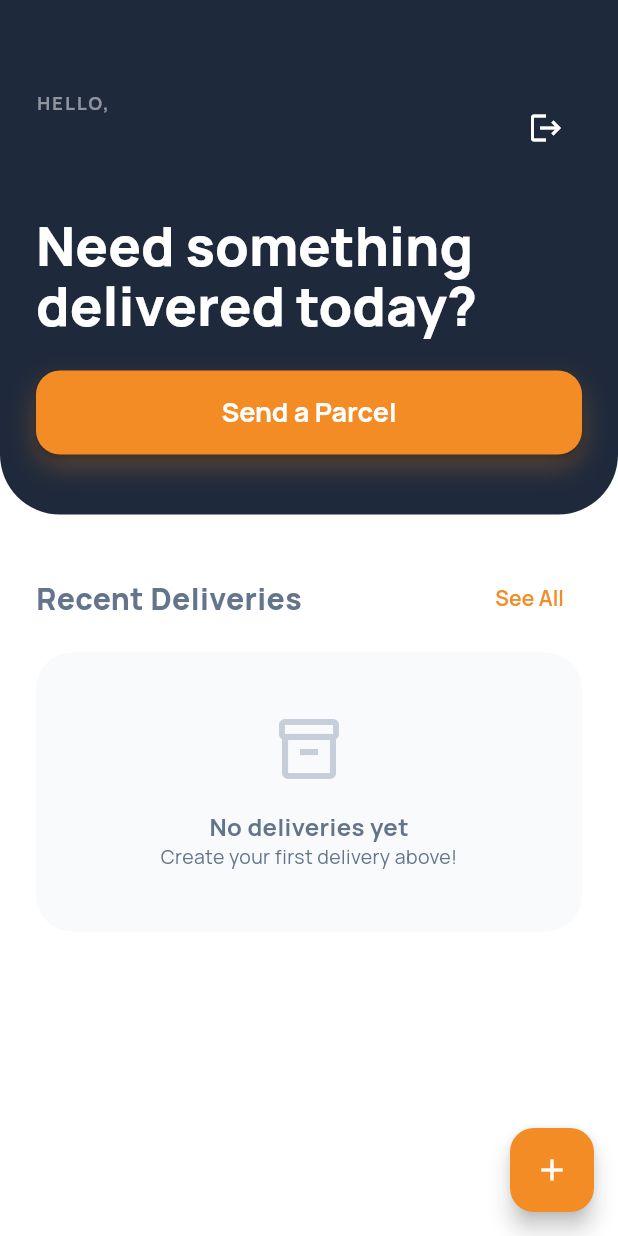
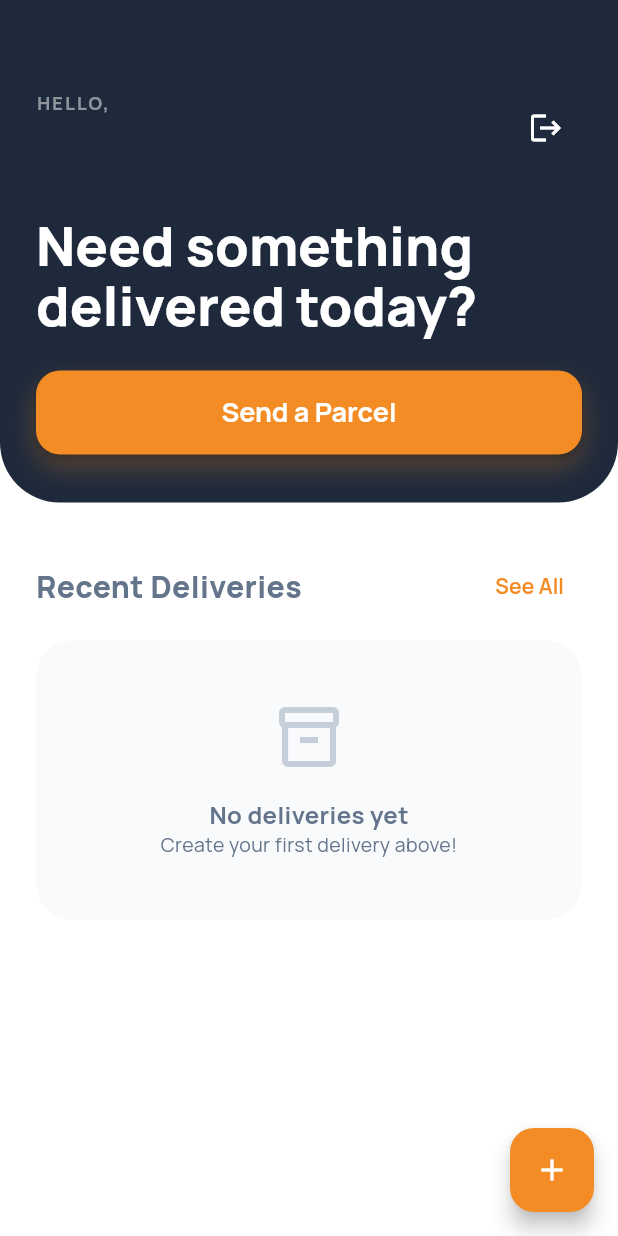
Before and after one commit to amanuel-alex/Motorbike-Parcel-Delivery-App, a Flutter app: the CustomerHomeScreen screen opened directly, on a phone screen of 412 x 824 dp. Run offline on Flutter 3.47's test engine with Material 3 defaults, Android fonts, the phone set to English and light mode, and no system bars; our stand-ins replace cloud_firestore, country_picker, firebase_auth, firebase_core, firebase_storage, google_fonts and 3 more; accounts and stored records are empty; statements that could not run were skipped.

Commit message:
have corrected a couple of minor "missing imports

```diff
--- a/lib/core/services/auth_service.dart
+++ b/lib/core/services/auth_service.dart
@@ -50,7 +50,7 @@ class AuthService {
 
   // Get user role
   Future<String?> getUserRole(String uid) async {
-    if (isDemoMode) return 'customer'; // Default for demo
+    if (isDemoMode) return 'customer';
 
     DocumentSnapshot doc = await _firestore.collection('users').doc(uid).get();
     if (doc.exists) {
--- a/lib/screens/customer/customer_home_screen.dart
+++ b/lib/screens/customer/customer_home_screen.dart
@@ -5,6 +5,7 @@ import '../../core/widgets/common_widgets.dart';
 import '../../providers/auth_provider.dart';
 import '../../core/services/delivery_service.dart';
 import '../../core/models/delivery_model.dart';
+import '../../core/services/auth_service.dart';
 import 'create_delivery_screen.dart';
 
 class CustomerHomeScreen extends StatelessWidget {
@@ -24,9 +25,9 @@ class CustomerHomeScreen extends StatelessWidget {
             // Premium Header with User Info
             Container(
               width: double.infinity,
-              padding: const EdgeInsets.fromLTRB(24, 60, 24, 40),
+              padding: const EdgeInsets.only(top: 60, left: 24, right: 24, bottom: 32),
               decoration: const BoxDecoration(
-                color: Color(0xFF1E293B),
+                color: AppColors.secondary,
                 borderRadius: BorderRadius.only(
                   bottomLeft: Radius.circular(40),
                   bottomRight: Radius.circular(40),
@@ -35,6 +36,16 @@ class CustomerHomeScreen extends StatelessWidget {
               child: Column(
                 crossAxisAlignment: CrossAxisAlignment.start,
                 children: [
+                  if (AuthService.isDemoMode)
+                    Container(
+                      margin: const EdgeInsets.only(bottom: 20),
+                      child: ActionChip(
+                        backgroundColor: Colors.white.withOpacity(0.2),
+                        label: const Text('DEMO: SWITCH TO RIDER', style: TextStyle(color: Colors.white, fontSize: 10, fontWeight: FontWeight.bold)),
+                        onPressed: () => Provider.of<AuthProvider>(context, listen: false).setRole('rider'),
+                        avatar: const Icon(Icons.moped, color: Colors.white, size: 14),
+                      ),
+                    ),
                   Row(
                     mainAxisAlignment: MainAxisAlignment.spaceBetween,
                     children: [
```
Also changed, not shown: lib/providers/auth_provider.dart (+8 -4 lines), lib/screens/rider/available_jobs_screen.dart (+13 -0 lines).
